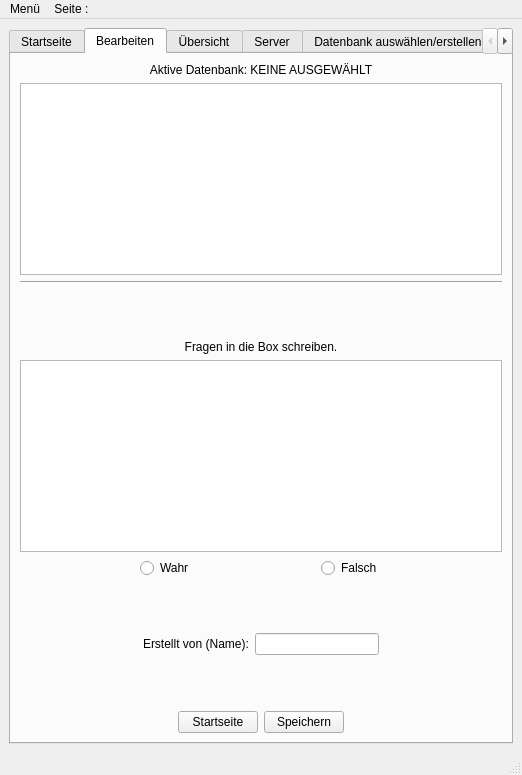
First picture: the form in devLernapp/lernapp.ui, repository sterniR/LernApp, before the edit.
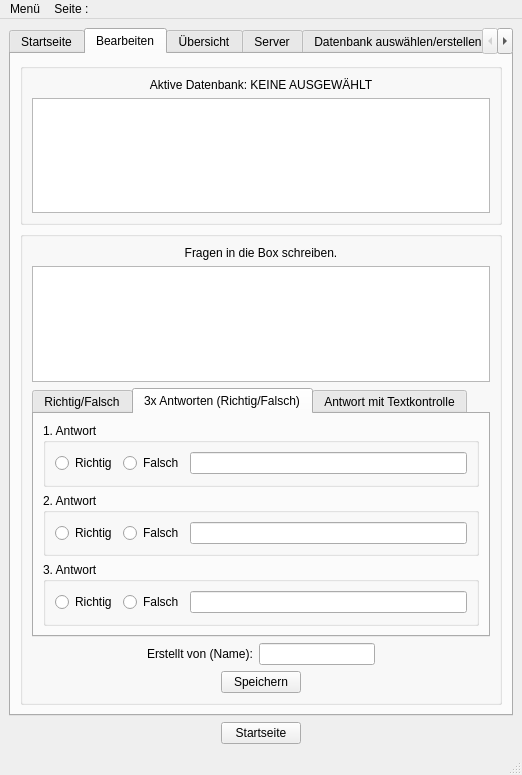
Second picture: the form after the edit. The open tabs and pages were chosen to show the change.

The edit to the form file:
```diff
--- a/devLernapp/lernapp.ui
+++ b/devLernapp/lernapp.ui
@@ -226,7 +226,11 @@
        </attribute>
        <layout class="QVBoxLayout" name="verticalLayout_8">
         <item>
-         <layout class="QVBoxLayout" name="verticalLayout_7">
+         <widget class="QGroupBox" name="groupBox_8">
+          <property name="title">
+           <string/>
+          </property>
+          <layout class="QVBoxLayout" name="verticalLayout_34">
           <item>
            <widget class="QLabel" name="label2_1">
             <property name="text">
@@ -240,26 +244,15 @@
           <item>
            <widget class="QTableView" name="tableView2_1"/>
           </item>
-          <item>
-           <widget class="Line" name="line_5">
-            <property name="orientation">
-             <enum>Qt::Orientation::Horizontal</enum>
-            </property>
+          </layout>
            </widget>
           </item>
           <item>
-           <spacer name="verticalSpacer_6">
-            <property name="orientation">
-             <enum>Qt::Orientation::Vertical</enum>
-            </property>
-            <property name="sizeHint" stdset="0">
-             <size>
-              <width>20</width>
-              <height>40</height>
-             </size>
-            </property>
-           </spacer>
-          </item>
+         <widget class="QGroupBox" name="groupBox_9">
+          <property name="title">
+           <string/>
+          </property>
+          <layout class="QVBoxLayout" name="verticalLayout_35">
           <item>
            <widget class="QLabel" name="label2_3">
             <property name="text">
@@ -271,13 +264,26 @@
            </widget>
           </item>
           <item>
-           <layout class="QHBoxLayout" name="horizontalLayout_9">
-            <item>
              <widget class="QTextEdit" name="textEdit2_1"/>
             </item>
-           </layout>
-          </item>
           <item>
+            <widget class="QTabWidget" name="tabWidget_2">
+             <property name="sizePolicy">
+              <sizepolicy hsizetype="Expanding" vsizetype="Expanding">
+               <horstretch>0</horstretch>
+               <verstretch>0</verstretch>
+              </sizepolicy>
+             </property>
+             <property name="currentIndex">
+              <number>0</number>
+             </property>
+             <property name="usesScrollButtons">
+              <bool>true</bool>
+             </property>
+             <widget class="QWidget" name="tab">
+              <attribute name="title">
+               <string>Richtig/Falsch</string>
+              </attribute>
            <layout class="QHBoxLayout" name="horizontalLayout">
             <item>
              <spacer name="horizontalSpacer_2">
@@ -295,7 +301,7 @@
             <item>
              <widget class="QRadioButton" name="radiobutton2_1">
               <property name="text">
-               <string>Wahr</string>
+                  <string>Richtig</string>
               </property>
              </widget>
             </item>
@@ -333,19 +339,170 @@
              </spacer>
             </item>
            </layout>
+             </widget>
+             <widget class="QWidget" name="tab_2">
+              <attribute name="title">
+               <string>3x Antworten (Richtig/Falsch)</string>
+              </attribute>
+              <layout class="QVBoxLayout" name="verticalLayout_22">
+               <item>
+                <widget class="QGroupBox" name="groupBox_5">
+                 <property name="title">
+                  <string>1. Antwort</string>
+                 </property>
+                 <layout class="QVBoxLayout" name="verticalLayout_23">
+                  <item>
+                   <layout class="QHBoxLayout" name="horizontalLayout_15">
+                    <item>
+                     <widget class="QRadioButton" name="radioButton2_3">
+                      <property name="text">
+                       <string>Richtig</string>
+                      </property>
+                      <property name="autoExclusive">
+                       <bool>true</bool>
+                      </property>
+                     </widget>
           </item>
           <item>
-           <spacer name="verticalSpacer_8">
+                     <widget class="QRadioButton" name="radioButton2_4">
+                      <property name="text">
+                       <string>Falsch</string>
+                      </property>
+                      <property name="autoExclusive">
+                       <bool>true</bool>
+                      </property>
+                     </widget>
+                    </item>
+                    <item>
+                     <widget class="QLineEdit" name="lineEdit_2"/>
+                    </item>
+                   </layout>
+                  </item>
+                 </layout>
+                </widget>
+               </item>
+               <item>
+                <widget class="QGroupBox" name="groupBox_6">
+                 <property name="title">
+                  <string>2. Antwort</string>
+                 </property>
+                 <layout class="QVBoxLayout" name="verticalLayout_32">
+                  <item>
+                   <layout class="QHBoxLayout" name="horizontalLayout_4">
+                    <item>
+                     <widget class="QRadioButton" name="radioButton2_5">
+                      <property name="text">
+                       <string>Richtig</string>
+                      </property>
+                      <property name="autoExclusive">
+                       <bool>true</bool>
+                      </property>
+                     </widget>
+                    </item>
+                    <item>
+                     <widget class="QRadioButton" name="radioButton2_6">
+                      <property name="text">
+                       <string>Falsch</string>
+                      </property>
+                      <property name="autoExclusive">
+                       <bool>true</bool>
+                      </property>
+                     </widget>
+                    </item>
+                    <item>
+                     <widget class="QLineEdit" name="lineEdit"/>
+                    </item>
+                   </layout>
+                  </item>
+                 </layout>
+                </widget>
+               </item>
+               <item>
+                <widget class="QGroupBox" name="groupBox_7">
+                 <property name="title">
+                  <string>3. Antwort</string>
+                 </property>
+                 <layout class="QVBoxLayout" name="verticalLayout_33">
+                  <item>
+                   <layout class="QHBoxLayout" name="horizontalLayout_11">
+                    <item>
+                     <widget class="QRadioButton" name="radioButton2_7">
+                      <property name="text">
+                       <string>Richtig</string>
+                      </property>
+                      <property name="autoExclusive">
+                       <bool>true</bool>
+                      </property>
+                     </widget>
+                    </item>
+                    <item>
+                     <widget class="QRadioButton" name="radioButton2_8">
+                      <property name="text">
+                       <string>Falsch</string>
+                      </property>
+                      <property name="autoExclusive">
+                       <bool>true</bool>
+                      </property>
+                     </widget>
+                    </item>
+                    <item>
+                     <widget class="QLineEdit" name="lineEdit_3"/>
+                    </item>
+                   </layout>
+                  </item>
+                 </layout>
+                </widget>
+               </item>
+              </layout>
+             </widget>
+             <widget class="QWidget" name="tab_3">
+              <attribute name="title">
+               <string>Antwort mit Textkontrolle</string>
+              </attribute>
+              <layout class="QVBoxLayout" name="verticalLayout_7">
+               <item>
+                <layout class="QHBoxLayout" name="horizontalLayout_3">
+                 <item>
+                  <spacer name="horizontalSpacer_11">
             <property name="orientation">
-             <enum>Qt::Orientation::Vertical</enum>
+                    <enum>Qt::Orientation::Horizontal</enum>
             </property>
             <property name="sizeHint" stdset="0">
              <size>
-              <width>20</width>
-              <height>40</height>
+                     <width>40</width>
+                     <height>20</height>
              </size>
             </property>
            </spacer>
+                 </item>
+                 <item>
+                  <widget class="QLabel" name="label_2">
+                   <property name="text">
+                    <string>Richtige Antwort (Ein Wort):</string>
+                   </property>
+                  </widget>
+                 </item>
+                 <item>
+                  <widget class="QLineEdit" name="lineEdit_4"/>
+                 </item>
+                 <item>
+                  <spacer name="horizontalSpacer_10">
+                   <property name="orientation">
+                    <enum>Qt::Orientation::Horizontal</enum>
+                   </property>
+                   <property name="sizeHint" stdset="0">
+                    <size>
+                     <width>40</width>
+                     <height>20</height>
+                    </size>
+                   </property>
+                  </spacer>
+                 </item>
+                </layout>
+               </item>
+              </layout>
+             </widget>
+            </widget>
           </item>
           <item>
            <layout class="QHBoxLayout" name="horizontalLayout_5">
@@ -387,19 +544,6 @@
             </item>
            </layout>
           </item>
-          <item>
-           <spacer name="verticalSpacer_9">
-            <property name="orientation">
-             <enum>Qt::Orientation::Vertical</enum>
-            </property>
-            <property name="sizeHint" stdset="0">
-             <size>
-              <width>20</width>
-              <height>40</height>
-             </size>
-            </property>
-           </spacer>
-          </item>
           <item>
            <layout class="QHBoxLayout" name="horizontalLayout_2">
             <item>
@@ -415,13 +559,6 @@
               </property>
              </spacer>
             </item>
-            <item>
-             <widget class="QPushButton" name="button2_2">
-              <property name="text">
-               <string>Startseite</string>
-              </property>
-             </widget>
-            </item>
             <item>
              <widget class="QPushButton" name="button2_3">
               <property name="text">
@@ -445,6 +582,7 @@
            </layout>
           </item>
          </layout>
+         </widget>
         </item>
        </layout>
       </widget>
@@ -592,43 +730,6 @@
             </layout>
            </widget>
           </item>
-          <item>
-           <layout class="QHBoxLayout" name="horizontalLayout_4">
-            <item>
-             <spacer name="horizontalSpacer_21">
-              <property name="orientation">
-               <enum>Qt::Orientation::Horizontal</enum>
-              </property>
-              <property name="sizeHint" stdset="0">
-               <size>
-                <width>40</width>
-                <height>20</height>
-               </size>
-              </property>
-             </spacer>
-            </item>
-            <item>
-             <widget class="QPushButton" name="button4_2">
-              <property name="text">
-               <string>Zurück</string>
-              </property>
-             </widget>
-            </item>
-            <item>
-             <spacer name="horizontalSpacer_20">
-              <property name="orientation">
-               <enum>Qt::Orientation::Horizontal</enum>
-              </property>
-              <property name="sizeHint" stdset="0">
-               <size>
-                <width>40</width>
-                <height>20</height>
-               </size>
-              </property>
-             </spacer>
-            </item>
-           </layout>
-          </item>
          </layout>
         </item>
        </layout>
@@ -1009,55 +1110,44 @@
         </item>
        </layout>
       </widget>
-      <widget class="QWidget" name="tabWidgetPage9">
-       <attribute name="title">
-        <string/>
-       </attribute>
-       <layout class="QVBoxLayout" name="verticalLayout_22">
+     </widget>
+    </item>
         <item>
-         <layout class="QVBoxLayout" name="verticalLayout_23">
+     <layout class="QHBoxLayout" name="horizontalLayout_8">
           <item>
-           <widget class="QLabel" name="label9_1">
-            <property name="text">
-             <string>Datenbank auswählen</string>
-            </property>
-            <property name="alignment">
-             <set>Qt::AlignmentFlag::AlignCenter</set>
-            </property>
-           </widget>
+       <spacer name="horizontalSpacer_9">
+        <property name="orientation">
+         <enum>Qt::Orientation::Horizontal</enum>
+        </property>
+        <property name="sizeHint" stdset="0">
+         <size>
+          <width>40</width>
+          <height>20</height>
+         </size>
+        </property>
+       </spacer>
           </item>
           <item>
-           <widget class="QTreeView" name="treeView9_1"/>
-          </item>
-          <item>
-           <widget class="QLabel" name="label9_2">
+       <widget class="QPushButton" name="button_home">
             <property name="text">
-             <string>Ausgewählte Datenbank: leer</string>
-            </property>
-            <property name="alignment">
-             <set>Qt::AlignmentFlag::AlignCenter</set>
-            </property>
+         <string>Startseite</string>
+        </property>
            </widget>
           </item>
           <item>
-           <layout class="QHBoxLayout" name="horizontalLayout_15">
-            <item>
-             <widget class="QLineEdit" name="lineEdit9_1"/>
-            </item>
-            <item>
-             <widget class="QPushButton" name="button9_1">
-              <property name="text">
-               <string>Umbenennen</string>
-              </property>
-             </widget>
-            </item>
-           </layout>
-          </item>
-         </layout>
-        </item>
-       </layout>
-      </widget>
-     </widget>
+       <spacer name="horizontalSpacer_8">
+        <property name="orientation">
+         <enum>Qt::Orientation::Horizontal</enum>
+        </property>
+        <property name="sizeHint" stdset="0">
+         <size>
+          <width>40</width>
+          <height>20</height>
+         </size>
+        </property>
+       </spacer>
+      </item>
+     </layout>
     </item>
    </layout>
   </widget>
```
Left out of the diff: 112 changed lines with no effect on the pictures. Lines whose indentation alone changed are shown as unchanged.
